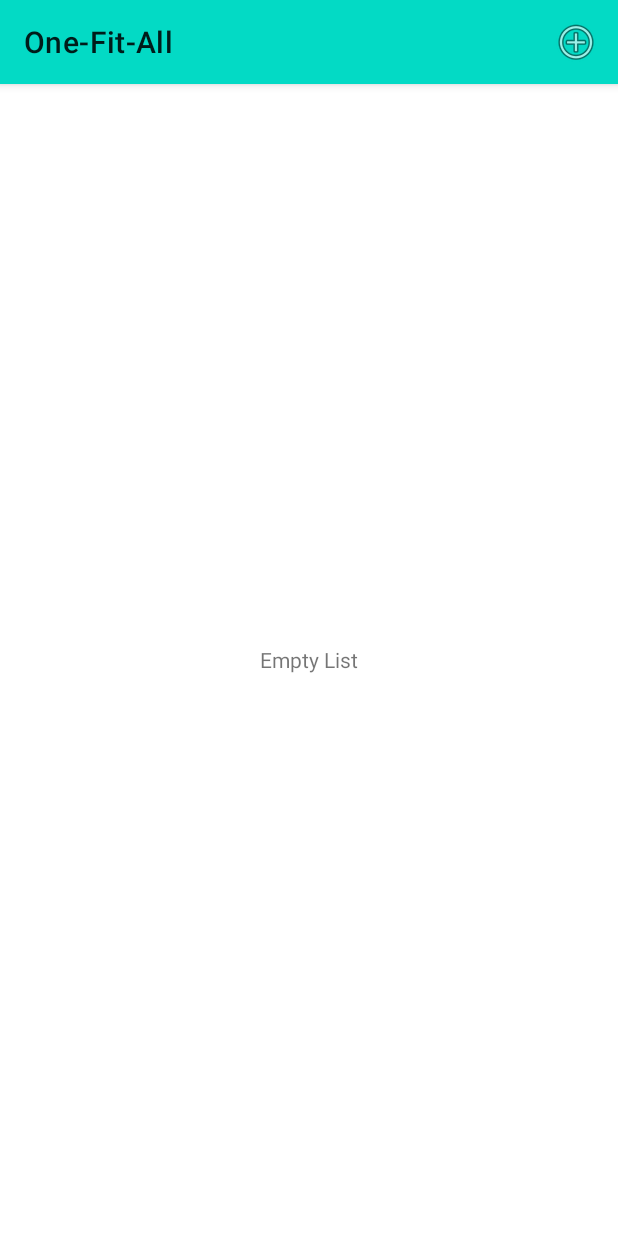
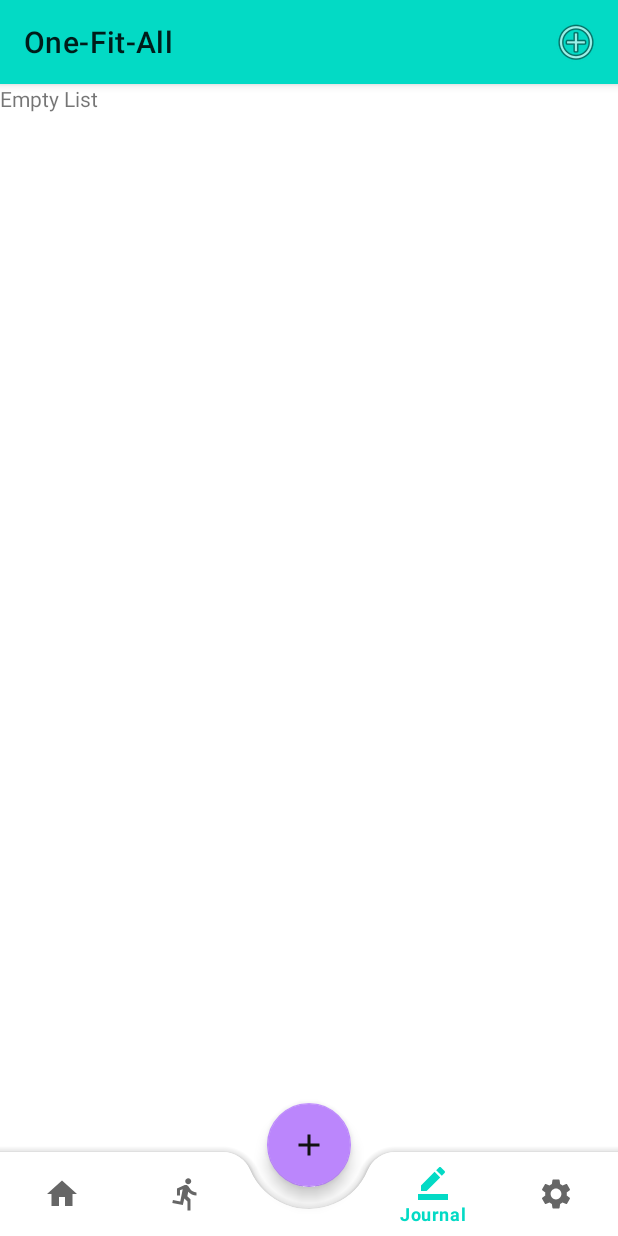
Before and after one commit to AlfredGuimaz/OneFitAll-android, an Android app: the goJournalActivity screen opened directly, with no data from a screen before it, on a phone screen of 412 x 824 dp. Run offline under Robolectric (Android 15) with nearby library versions, the phone set to English and light mode, and no system bars.

Commit message:
Added navigation bar to Journal activity_go_journal.xml

```diff
--- a/app/src/main/res/layout/activity_go_journal.xml
+++ b/app/src/main/res/layout/activity_go_journal.xml
@@ -1,7 +1,8 @@
 <?xml version="1.0" encoding="utf-8"?>
-<RelativeLayout android:layout_height="fill_parent"
+<androidx.coordinatorlayout.widget.CoordinatorLayout android:layout_height="fill_parent"
     xmlns:android="http://schemas.android.com/apk/res/android"
-    android:layout_width="fill_parent">
+    android:layout_width="fill_parent"
+    xmlns:app="http://schemas.android.com/apk/res-auto">
 
     <ListView
         android:id="@+id/list_view"
@@ -20,4 +21,37 @@
         android:text="Empty List">
     </TextView>
 
-</RelativeLayout>
+
+
+    <!--Bottom App bar -->
+    <com.google.android.material.bottomappbar.BottomAppBar
+        android:id="@+id/bottomAppBar"
+        android:layout_width="match_parent"
+        android:layout_height="wrap_content"
+        android:layout_gravity="bottom"
+        app:contentInsetLeft="0dp"
+        app:contentInsetStart="0dp"
+        app:fabCradleMargin="15dp"
+        app:fabCradleRoundedCornerRadius="20dp"
+        app:fabCradleVerticalOffset="5dp">
+
+        <com.google.android.material.bottomnavigation.BottomNavigationView
+            android:id="@+id/bottomNavigationView"
+            android:layout_width="match_parent"
+            android:layout_height="match_parent"
+            android:background="#00000000"
+            app:elevation="0dp"
+            android:visibility="visible"
+            app:menu="@menu/bottom_nav_menu" />
+
+    </com.google.android.material.bottomappbar.BottomAppBar>
+    <!--Flouting Add Button    -->
+    <com.google.android.material.floatingactionbutton.FloatingActionButton
+        android:id="@+id/fab"
+        android:layout_width="wrap_content"
+        android:layout_height="wrap_content"
+        android:src="@drawable/ic_add"
+        app:layout_anchor="@id/bottomAppBar"
+        android:contentDescription="TODO"/>
+
+</androidx.coordinatorlayout.widget.CoordinatorLayout>
--- a/app/src/main/res/layout/activity_go_workout.xml
+++ b/app/src/main/res/layout/activity_go_workout.xml
@@ -180,6 +180,7 @@
                             android:layout_height="15sp"
                             android:layout_marginTop="10dp"
                             style="?android:attr/progressBarStyleHorizontal"/>
+
                     </LinearLayout>
 
                     <LinearLayout
```
Also changed, not shown: app/src/main/java/com/example/one_fit_all/goJournalActivity.java (+30 -0 lines).
